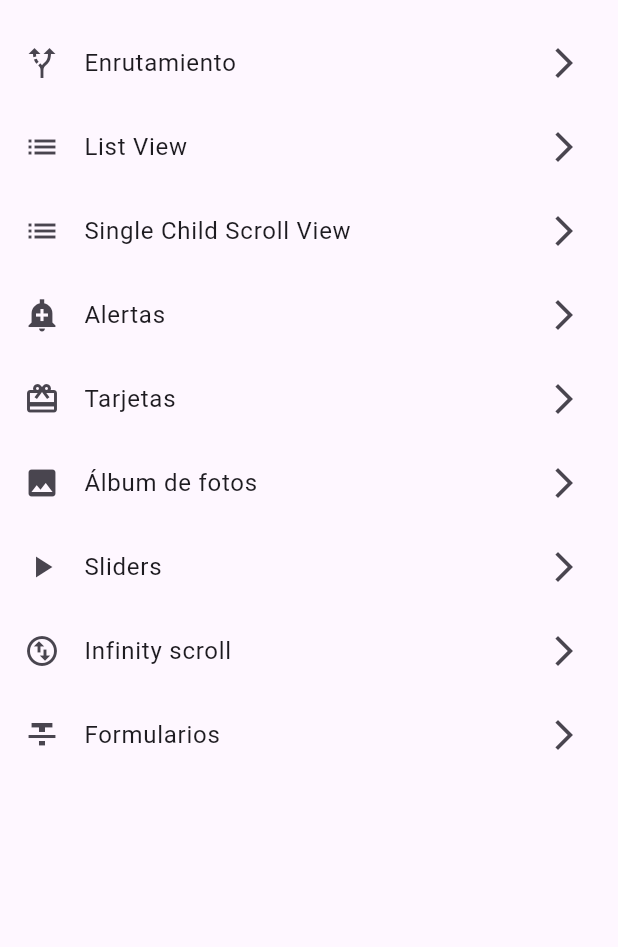
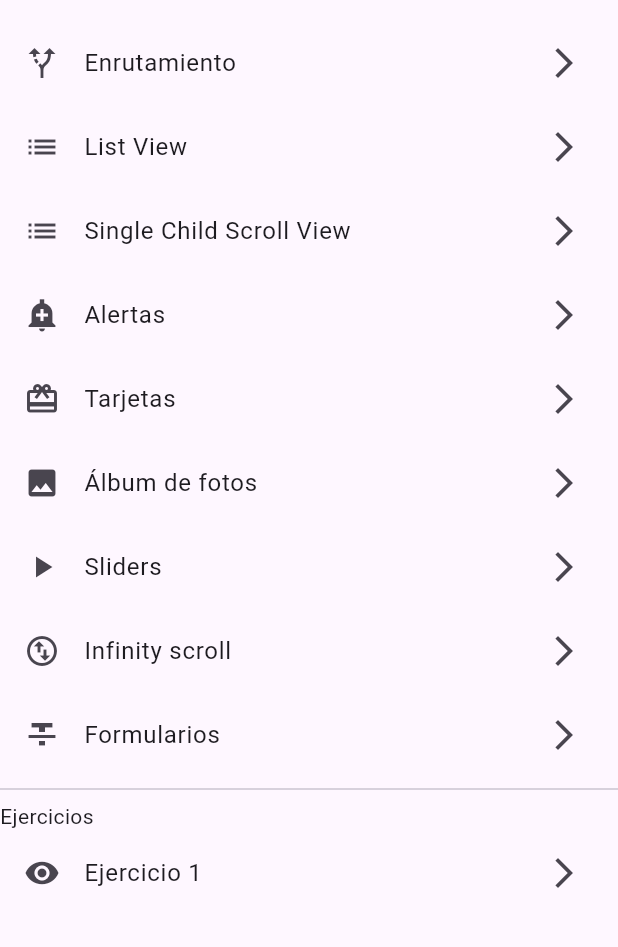
Before and after one commit to RicharC293/components_2da, a Flutter app: the screen it shows after launch, on a phone screen of 412 x 824 dp, the part 63-1010 px from its top. Run offline on Flutter 3.47's test engine with Material 3 defaults, Android fonts, the phone set to English and light mode, and no system bars.

Commit message:
feat: Add Ejercicio 1 screen and update routes

```diff
--- a/lib/screens/home_screen.dart
+++ b/lib/screens/home_screen.dart
@@ -1,3 +1,4 @@
+import 'package:componentes/ejercicios/ejercicio_1/ejercicio_1_screen.dart';
 import 'package:componentes/screens/alerts_screen.dart';
 import 'package:componentes/screens/list_view_screen.dart';
 import 'package:componentes/screens/single_child_screen.dart';
@@ -100,6 +101,17 @@ class HomeScreen extends StatelessWidget {
               // Navigator.pushNamed(context, ListViewScreen.routeName);
             },
           ),
+
+          const Divider(),
+          const Text("Ejercicios"),
+          ListTile(
+            leading: const Icon(Icons.remove_red_eye),
+            title: const Text("Ejercicio 1"),
+            trailing: const Icon(Icons.arrow_forward_ios),
+            onTap: () {
+              Navigator.pushNamed(context, Ejercicio1Screen.routeName);
+            },
+          ),
         ],
       ),
     );
--- a/lib/utils/routes.dart
+++ b/lib/utils/routes.dart
@@ -1,3 +1,5 @@
+import 'package:componentes/ejercicios/ejercicio_1/ejercicio_1_screen.dart';
+import 'package:componentes/ejercicios/ejercicio_2/ejercicio_2_screen.dart';
 import 'package:componentes/screens/alerts_screen.dart';
 import 'package:componentes/screens/auxiliar_route_screen.dart';
 import 'package:componentes/screens/home_screen.dart';
@@ -20,4 +22,8 @@ final Map<String, Widget Function(BuildContext)> routes = {
   ListViewScreen.routeName: (context) => ListViewScreen(),
   SingleChildScreen.routeName: (context) => const SingleChildScreen(),
   AlertsScrenn.routeName: (context) => const AlertsScrenn(),
+
+  /// Ejercicios pantallas
+  Ejercicio1Screen.routeName: (context) => const Ejercicio1Screen(),
+  Ejercicio2Screen.routeName: (context) => const Ejercicio2Screen(),
 };
```
Also changed, not shown: lib/ejercicios/ejercicio_1/ejercicio_1_screen.dart (added, +32 -0 lines), lib/ejercicios/ejercicio_2/ejercicio_2_screen.dart (added, +12 -0 lines), ejercicio_1.png (added), 3 other files.
